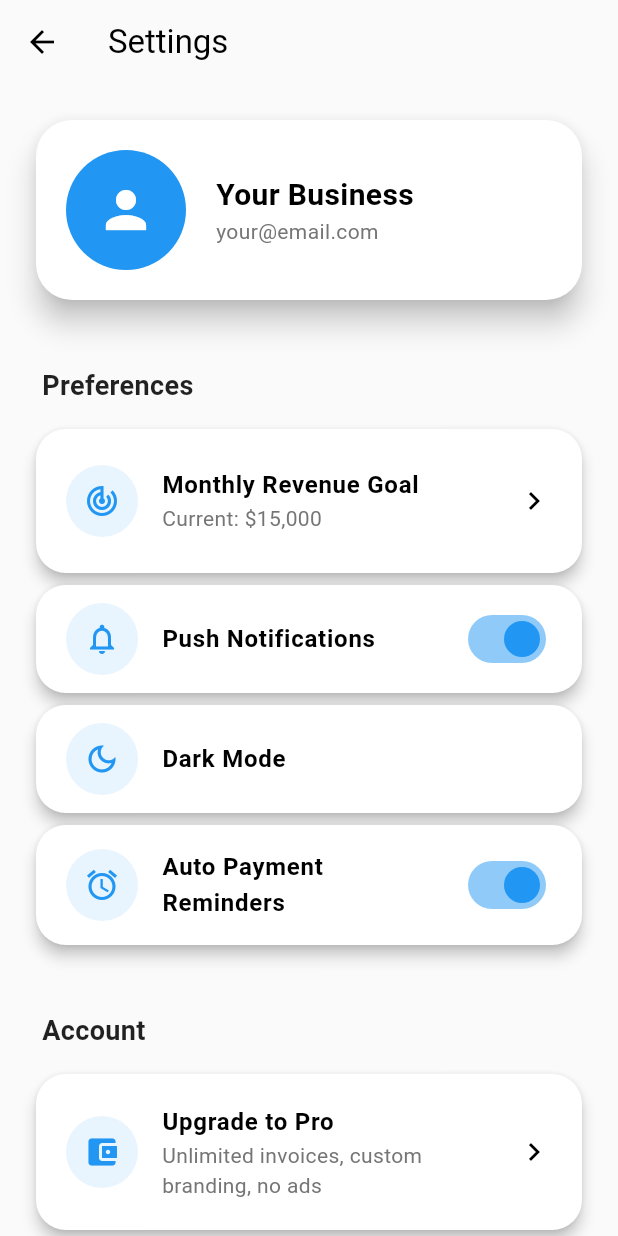
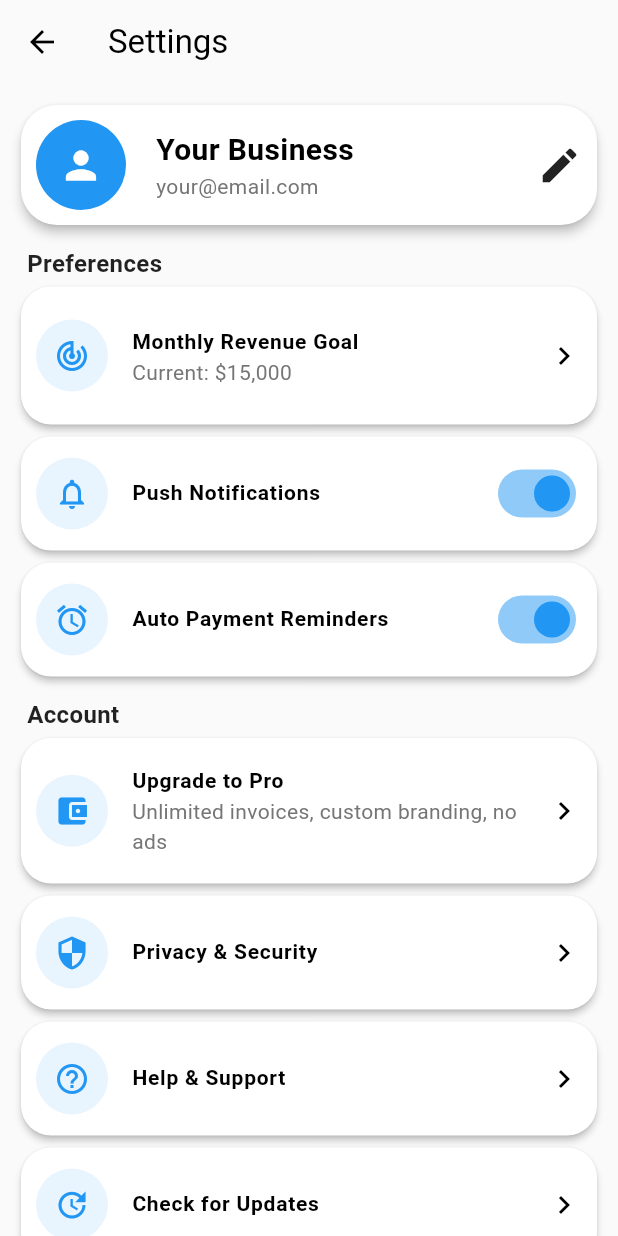
Before and after one commit to Destiny-Ed/invoice_pay, a Flutter app: the DashboardScreen screen opened directly, after a tap on the "settings" icon, on a phone screen of 412 x 824 dp. Run offline on Flutter 3.47's test engine with Material 3 defaults, Android fonts, the phone set to English and light mode, and no system bars; our stand-ins replace cached_network_image, cloud_firestore, firebase_auth, firebase_core, firebase_storage, fl_chart and 7 more; missing offline and left inert: flutter_utilities, in_app_update; accounts and stored records are empty.

```diff
--- a/lib/main.dart
+++ b/lib/main.dart
@@ -7,14 +7,16 @@ import 'package:invoice_pay/providers/invoice_provider.dart';
 import 'package:invoice_pay/providers/main_activity_provider.dart';
 import 'package:invoice_pay/providers/report_provider.dart';
 import 'package:invoice_pay/providers/settings_provider.dart';
-import 'package:invoice_pay/screens/main_activity/main_activity.dart';
 import 'package:invoice_pay/screens/onboarding/splash.dart';
 import 'package:invoice_pay/styles/colors.dart';
+import 'package:invoice_pay/utils/app_version.dart';
 import 'package:provider/provider.dart';
 
 void main() async {
   WidgetsFlutterBinding.ensureInitialized();
   await Firebase.initializeApp();
+
+  await AppVersion.init();
   runApp(
     MultiProvider(
       providers: [
--- a/lib/providers/report_provider.dart
+++ b/lib/providers/report_provider.dart
@@ -13,7 +13,7 @@ class ReportsViewModel extends BaseViewModel {
   final ClientProvider _clientProvider;
 
   ReportsViewModel(this._invoiceProvider, this._clientProvider) {
-    loadData();
+    // loadData();
   }
 
   DateTimeRange? _dateRange;
--- a/lib/screens/dashboard/dashboard.dart
+++ b/lib/screens/dashboard/dashboard.dart
@@ -7,6 +7,7 @@ import 'package:invoice_pay/screens/invoice/create_invoice_screen.dart';
 import 'package:invoice_pay/screens/invoice/wigets/custom_widgets.dart';
 import 'package:invoice_pay/screens/settings/settings_screen.dart';
 import 'package:invoice_pay/styles/colors.dart';
+import 'package:invoice_pay/utils/greetings.dart';
 import 'package:invoice_pay/widgets/invoice_card.dart';
 import 'package:invoice_pay/widgets/stats_card.dart';
 import 'package:provider/provider.dart';
@@ -67,13 +68,13 @@ class _DashboardScreenState extends State<DashboardScreen> {
           final goal = companyProvider.company?.monthlyGoal ?? 15000.0;
           final progress = totalRevenue / goal;
           return SingleChildScrollView(
-            padding: const EdgeInsets.all(16),
+            padding: const EdgeInsets.symmetric(horizontal: 16),
             child: Column(
               crossAxisAlignment: CrossAxisAlignment.start,
               children: [
                 // Greeting
                 Text(
-                  'Good morning!',
+                  getRichGreeting(),
                   style: TextStyle(fontSize: 16, color: Colors.grey[600]),
                 ),
                 const Text(
--- a/lib/screens/onboarding/template_setup_screen.dart
+++ b/lib/screens/onboarding/template_setup_screen.dart
@@ -63,7 +63,7 @@ class _InvoiceTemplateSetupScreenState extends State<InvoiceTemplateSetupScreen>
   ];
 
   Color selectedColor = primaryColor;
-  String selectedFont = 'AbeeZee';
+  String selectedFont = GoogleFonts.aBeeZee().fontFamily ?? "";
 
   void _pickPrimaryColor(BuildContext context) async {
     final color = await showColorPickerModal(
--- a/lib/screens/settings/settings_screen.dart
+++ b/lib/screens/settings/settings_screen.dart
@@ -1,8 +1,10 @@
+import 'package:cached_network_image/cached_network_image.dart';
 import 'package:flutter/material.dart';
 import 'package:intl/intl.dart';
 import 'package:invoice_pay/modal/auth_modal.dart';
-import 'package:invoice_pay/utils/message.dart';
-import 'package:invoice_pay/widgets/custom_button.dart';
+import 'package:invoice_pay/screens/onboarding/company_setup.dart';
+import 'package:invoice_pay/screens/settings/widgets/custom_widgets.dart';
+import 'package:invoice_pay/utils/app_version.dart';
 import 'package:provider/provider.dart';
 import 'package:invoice_pay/providers/company_provider.dart';
 import 'package:invoice_pay/providers/settings_provider.dart';
@@ -11,84 +13,8 @@ import 'package:invoice_pay/styles/colors.dart';
 class SettingsScreen extends StatelessWidget {
   const SettingsScreen({super.key});
 
-  void _showGoalModal(BuildContext context) {
-    final companyProvider = context.read<CompanyProvider>();
-    final currentGoal = companyProvider.company?.monthlyGoal ?? 5000.0;
-    final controller = TextEditingController(
-      text: currentGoal.toStringAsFixed(0),
-    );
-
-    showModalBottomSheet(
-      context: context,
-      isScrollControlled: true,
-      shape: const RoundedRectangleBorder(
-        borderRadius: BorderRadius.vertical(top: Radius.circular(32)),
-      ),
-      builder: (_) => Padding(
-        padding: EdgeInsets.only(
-          bottom: MediaQuery.of(context).viewInsets.bottom + 32,
-          left: 32,
-          right: 32,
-          top: 32,
-        ),
-        child: Column(
-          mainAxisSize: MainAxisSize.min,
-          children: [
-            const Text(
-              'Set Monthly Revenue Goal',
-              style: TextStyle(fontSize: 20, fontWeight: FontWeight.bold),
-            ),
-            const SizedBox(height: 10),
-            Text(
-              'Track your progress on the dashboard',
-              style: TextStyle(color: Colors.grey[600]),
-            ),
-            const SizedBox(height: 20),
-            TextFormField(
-              controller: controller,
-              keyboardType: TextInputType.number,
-              textAlign: TextAlign.center,
-              style: const TextStyle(fontSize: 20, fontWeight: FontWeight.bold),
-              decoration: InputDecoration(
-                prefixText: '  \$ ',
-                hintText: '5000',
-                border: OutlineInputBorder(
-                  borderRadius: BorderRadius.circular(24),
-                ),
-                filled: true,
-                fillColor: Colors.grey[50],
-                contentPadding: const EdgeInsets.symmetric(vertical: 24),
-              ),
-            ),
-            const SizedBox(height: 20),
-            CustomButton(
-              onPressed: () {
-                final newGoal =
-                    double.tryParse(
-                      controller.text.replaceAll(RegExp(r'[^0-9]'), ''),
-                    ) ??
-                    currentGoal;
-                companyProvider.updateMonthlyGoal(newGoal);
-                Navigator.pop(context);
-                showMessage(
-                  context,
-                  'Goal updated to \$${NumberFormat('#,##0').format(newGoal)}',
-                );
-              },
-
-              text: 'Save Goal',
-            ),
-          ],
-        ),
-      ),
-    );
-  }
-
   @override
   Widget build(BuildContext context) {
-    final settings = context.watch<SettingsProvider>();
-    final company = context.watch<CompanyProvider>().company;
-
     return Scaffold(
       backgroundColor: Colors.grey[50],
       appBar: AppBar(
@@ -97,27 +23,37 @@ class SettingsScreen extends StatelessWidget {
         elevation: 0,
         foregroundColor: Colors.black,
       ),
-      body: ListView(
-        padding: const EdgeInsets.all(20),
+      body: Consumer2<SettingsProvider, CompanyProvider>(
+        builder: (context, settings, companyVm, _) {
+          final company = companyVm.company;
+          return ListView(
+            padding: const EdgeInsets.all(10),
             children: [
               // Profile Card
               Card(
-            elevation: 8,
+                elevation: 3,
                 shape: RoundedRectangleBorder(
                   borderRadius: BorderRadius.circular(24),
                 ),
                 child: Padding(
-              padding: const EdgeInsets.all(20),
+                  padding: const EdgeInsets.all(10),
                   child: Row(
                     children: [
                       CircleAvatar(
-                    radius: 40,
+                        radius: 30,
                         backgroundColor: primaryColor,
-                    child: const Icon(
+                        backgroundImage: company?.logoUrl == null
+                            ? null
+                            : CachedNetworkImageProvider(
+                                company?.logoUrl ?? "",
+                              ),
+                        child: company?.logoUrl == null
+                            ? const Icon(
                                 Icons.person,
-                      size: 40,
+                                size: 30,
                                 color: Colors.white,
-                    ),
+                              )
+                            : SizedBox(),
                       ),
                       const SizedBox(width: 20),
                       Expanded(
@@ -138,13 +74,24 @@ class SettingsScreen extends StatelessWidget {
                           ],
                         ),
                       ),
+                      GestureDetector(
+                        onTap: () {
+                          Navigator.push(
+                            context,
+                            MaterialPageRoute(
+                              builder: (context) => CompanySetupScreen(),
+                            ),
+                          );
+                        },
+                        child: const Icon(Icons.edit, size: 30),
+                      ),
                       // ProBadge() // Uncomment when ready
                     ],
                   ),
                 ),
               ),
 
-          const SizedBox(height: 40),
+              const SizedBox(height: 10),
 
               // Preferences
               const _SectionTitle('Preferences'),
@@ -153,7 +100,7 @@ class SettingsScreen extends StatelessWidget {
                 title: 'Monthly Revenue Goal',
                 subtitle:
                     'Current: \$${NumberFormat('#,##0').format(company?.monthlyGoal ?? 15000)}',
-            onTap: () => _showGoalModal(context),
+                onTap: () => showGoalModal(context),
               ),
               _SwitchTile(
                 icon: Icons.notifications_outlined,
@@ -161,12 +108,12 @@ class SettingsScreen extends StatelessWidget {
                 value: settings.notificationsEnabled,
                 onChanged: settings.toggleNotifications,
               ),
-          _SwitchTile(
-            icon: Icons.dark_mode_outlined,
-            title: 'Dark Mode',
-            value: settings.darkMode,
-            onChanged: settings.toggleDarkMode,
-          ),
+              // _SwitchTile(
+              //   icon: Icons.dark_mode_outlined,
+              //   title: 'Dark Mode',
+              //   value: settings.darkMode,
+              //   onChanged: settings.toggleDarkMode,
+              // ),
               _SwitchTile(
                 icon: Icons.alarm,
                 title: 'Auto Payment Reminders',
@@ -174,7 +121,7 @@ class SettingsScreen extends StatelessWidget {
                 onChanged: settings.toggleAutoReminders,
               ),
 
-          const SizedBox(height: 40),
+              const SizedBox(height: 10),
 
               // Account
               const _SectionTitle('Account'),
@@ -204,7 +151,7 @@ class SettingsScreen extends StatelessWidget {
                 onTap: settings.checkForUpdate,
               ),
 
-          const SizedBox(height: 40),
+              const SizedBox(height: 10),
 
               // Danger Zone
               const _SectionTitle('Danger Zone', color: Colors.red),
@@ -221,16 +168,20 @@ class SettingsScreen extends StatelessWidget {
                 onTap: () => showDeleteAccountDialog(context),
               ),
 
-          const SizedBox(height: 60),
+              const SizedBox(height: 20),
 
               // App Version
               Center(
                 child: Text(
-              'InvoicePay v1.0.0',
-              style: TextStyle(color: Colors.grey[500], fontSize: 14),
+                  AppVersion.fullVersion,
+                  style: TextStyle(color: Colors.grey[600], fontSize: 14),
                 ),
               ),
+
+              const SizedBox(height: 30),
             ],
+          );
+        },
       ),
     );
   }
@@ -246,11 +197,11 @@ class _SectionTitle extends StatelessWidget {
   @override
   Widget build(BuildContext context) {
     return Padding(
-      padding: const EdgeInsets.only(left: 8, bottom: 12),
+      padding: const EdgeInsets.only(left: 8),
       child: Text(
         title,
         style: TextStyle(
-          fontSize: 18,
+          fontSize: 16,
           fontWeight: FontWeight.bold,
           color: color ?? Colors.black87,
         ),
@@ -275,7 +226,7 @@ class _SwitchTile extends StatelessWidget {
   @override
   Widget build(BuildContext context) {
     return Card(
-      elevation: 4,
+      elevation: 2,
       shape: RoundedRectangleBorder(borderRadius: BorderRadius.circular(20)),
       child: SwitchListTile(
         secondary: Container(
@@ -288,12 +239,15 @@ class _SwitchTile extends StatelessWidget {
         ),
         title: Text(
           title,
-          style: const TextStyle(fontWeight: FontWeight.w600, fontSize: 16),
+          style: const TextStyle(fontWeight: FontWeight.w600, fontSize: 14),
         ),
         value: value,
         onChanged: onChanged,
         activeColor: primaryColor,
-        contentPadding: const EdgeInsets.symmetric(horizontal: 20, vertical: 8),
+        contentPadding: const EdgeInsets.symmetric(
+          horizontal: 10,
+          vertical: 10,
+        ),
       ),
     );
   }
@@ -319,7 +273,7 @@ class _SettingsTile extends StatelessWidget {
   @override
   Widget build(BuildContext context) {
     return Card(
-      elevation: 4,
+      elevation: 2,
       shape: RoundedRectangleBorder(borderRadius: BorderRadius.circular(20)),
       child: ListTile(
         leading: Container(
@@ -334,7 +288,7 @@ class _SettingsTile extends StatelessWidget {
           title,
           style: TextStyle(
             fontWeight: FontWeight.w600,
-            fontSize: 16,
+            fontSize: 14,
             color: color,
           ),
         ),
@@ -344,8 +298,8 @@ class _SettingsTile extends StatelessWidget {
         trailing: trailing ?? const Icon(Icons.chevron_right),
         onTap: onTap,
         contentPadding: const EdgeInsets.symmetric(
-          horizontal: 20,
-          vertical: 12,
+          horizontal: 10,
+          vertical: 10,
         ),
       ),
     );
--- /dev/null
+++ b/lib/utils/greetings.dart
@@ -0,0 +1,33 @@
+/// Returns a greeting based on current time:
+/// Good Morning (5:00 - 11:59)
+/// Good Afternoon (12:00 - 16:59)
+/// Good Evening (17:00 - 20:59)
+/// Good Night (21:00 - 4:59)
+String getTimeBasedGreeting() {
+  final hour = DateTime.now().hour;
+
+  if (hour >= 5 && hour < 12) {
+    return 'Good Morning!';
+  } else if (hour >= 12 && hour < 17) {
+    return 'Good Afternoon!';
+  } else if (hour >= 17 && hour < 21) {
+    return 'Good Evening!';
+  } else {
+    return 'Good Night!';
+  }
+}
+
+/// Optional: More personal with emoji
+String getRichGreeting() {
+  final hour = DateTime.now().hour;
+
+  if (hour >= 5 && hour < 12) {
+    return 'Good Morning! ☀️';
+  } else if (hour >= 12 && hour < 17) {
+    return 'Good Afternoon! 🌤️';
+  } else if (hour >= 17 && hour < 21) {
+    return 'Good Evening! 🌅';
+  } else {
+    return 'Good Night! 🌙';
+  }
+}
--- a/pubspec.yaml
+++ b/pubspec.yaml
@@ -52,6 +52,7 @@ dependencies:
   share_plus: ^12.0.1
   cached_network_image: ^3.4.1
   flutter_colorpicker: ^1.1.0
+  package_info_plus: ^9.0.0
 
 dev_dependencies:
   flutter_test:
```
Also changed, not shown: lib/modal/show_goal_modal.dart (added, +80 -0 lines), lib/providers/company_provider.dart (+6 -4 lines), lib/screens/settings/widgets/custom_widgets.dart (+10 -12 lines), lib/utils/app_version.dart (added, +24 -0 lines), pubspec.lock, 1 other file. Lines whose indentation alone changed are shown as unchanged.
